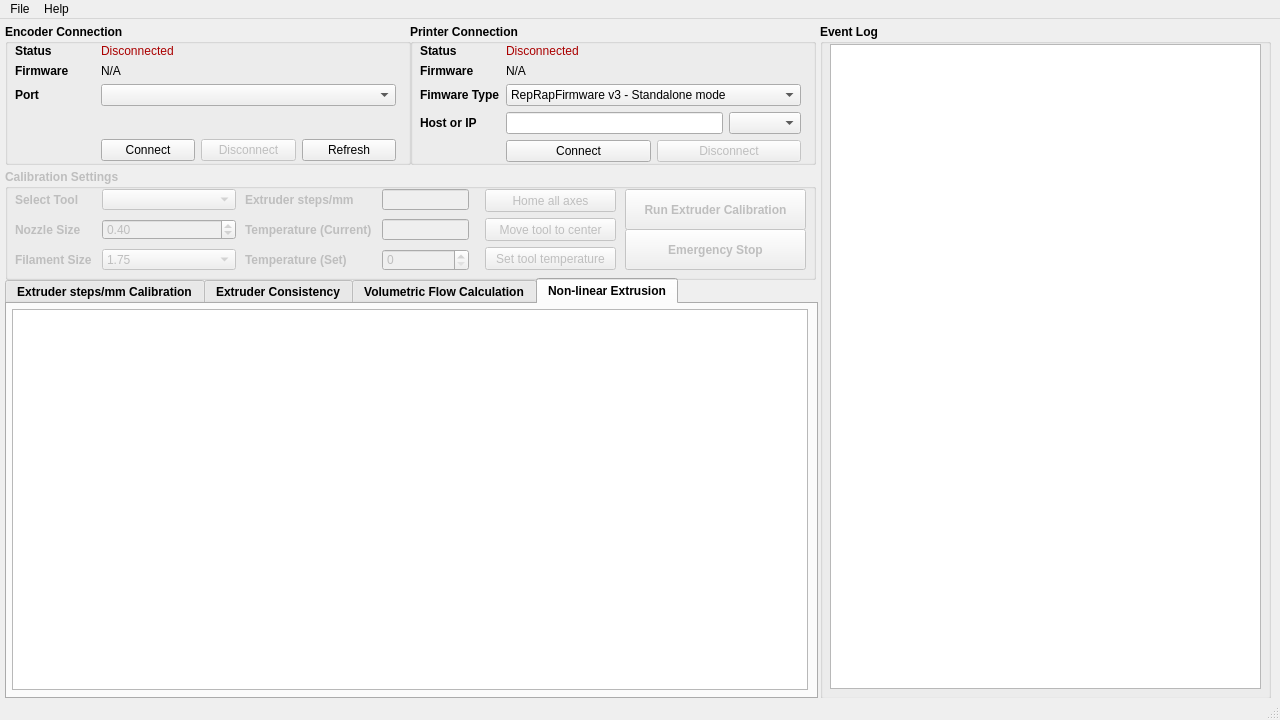
Old version of the form nxencoder/resources/ui_mainwindow.ui in the repository nexx/nxencoder-util.
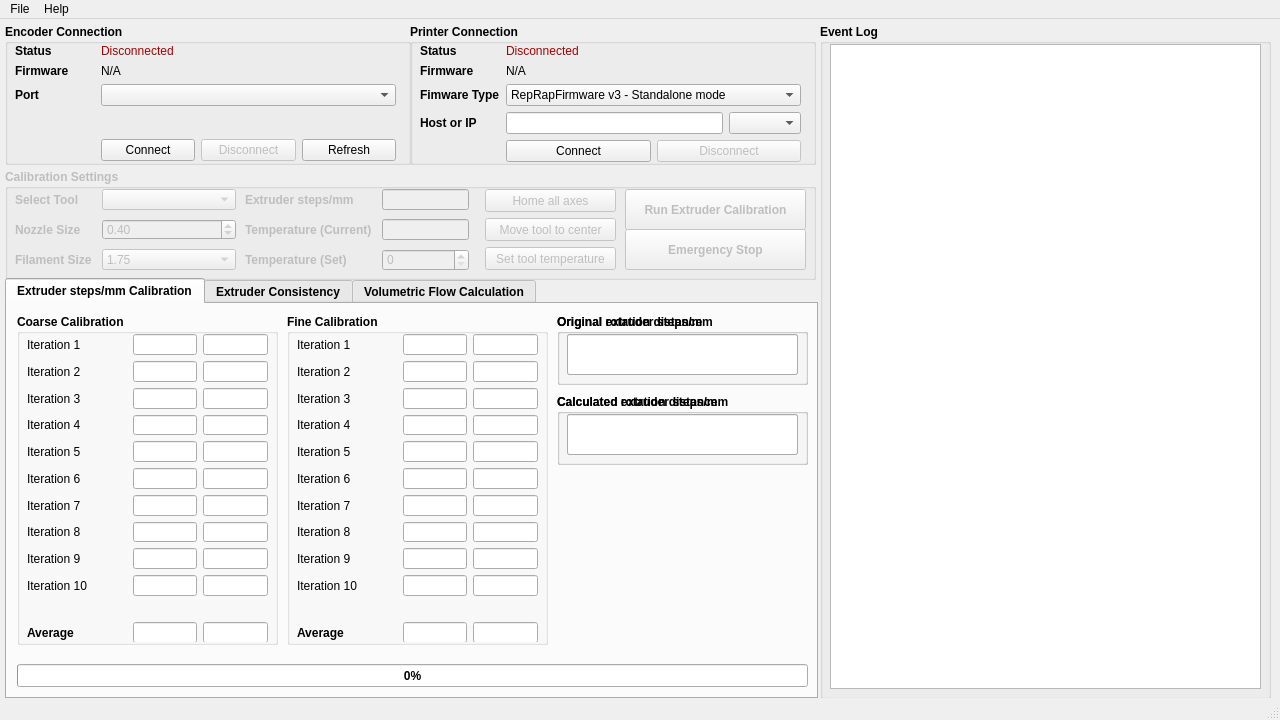
New version of the form. The open tabs and pages were chosen to show the change. Custom widgets are drawn as their Qt base class.

Commit message:
GUI - Remove unused non-linear extrusion
The GUI changes were committed by mistake.

```diff
--- a/nxencoder/resources/ui_mainwindow.ui
+++ b/nxencoder/resources/ui_mainwindow.ui
@@ -1690,21 +1690,6 @@
       </property>
      </widget>
     </widget>
-    <widget class="QWidget" name="tab_nle">
-     <attribute name="title">
-      <string>Non-linear Extrusion</string>
-     </attribute>
-     <widget class="QChartView" name="chart_nle_widget">
-      <property name="geometry">
-       <rect>
-        <x>5</x>
-        <y>5</y>
-        <width>796</width>
-        <height>381</height>
-       </rect>
-      </property>
-     </widget>
-    </widget>
    </widget>
    <widget class="QGroupBox" name="groupbox_settings">
     <property name="enabled">
```
The commit also changes 1 other file.
